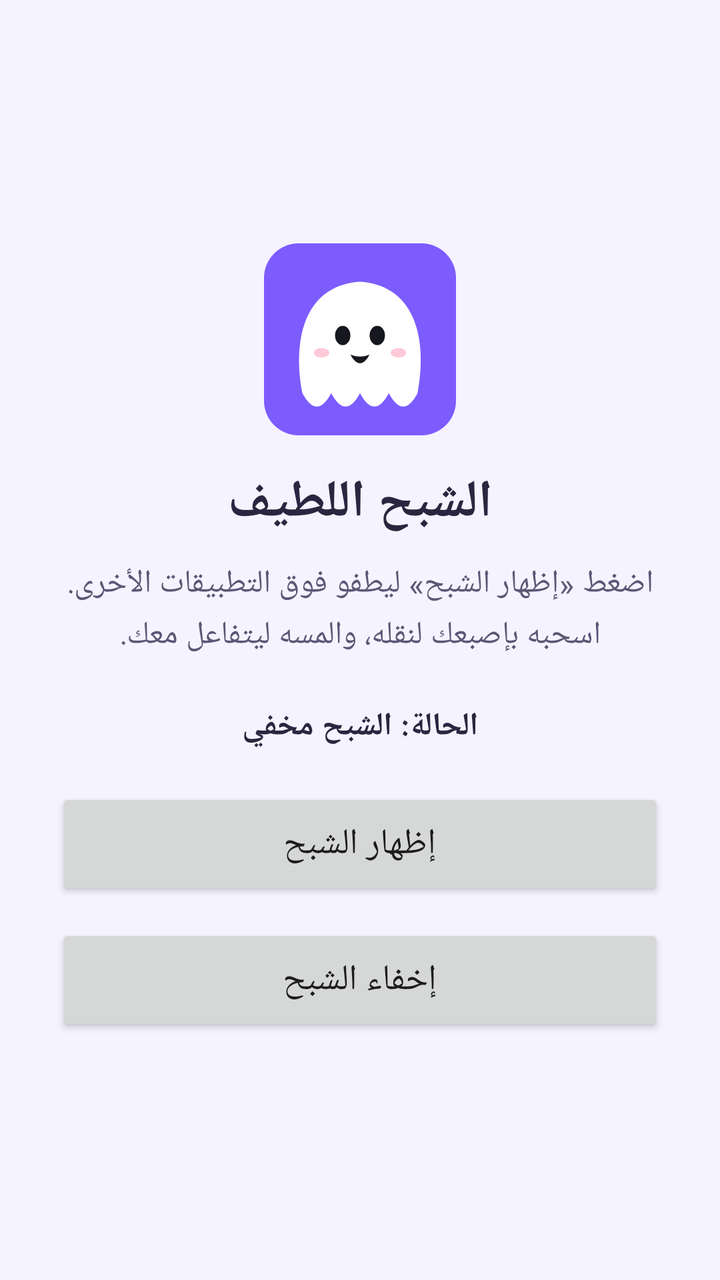
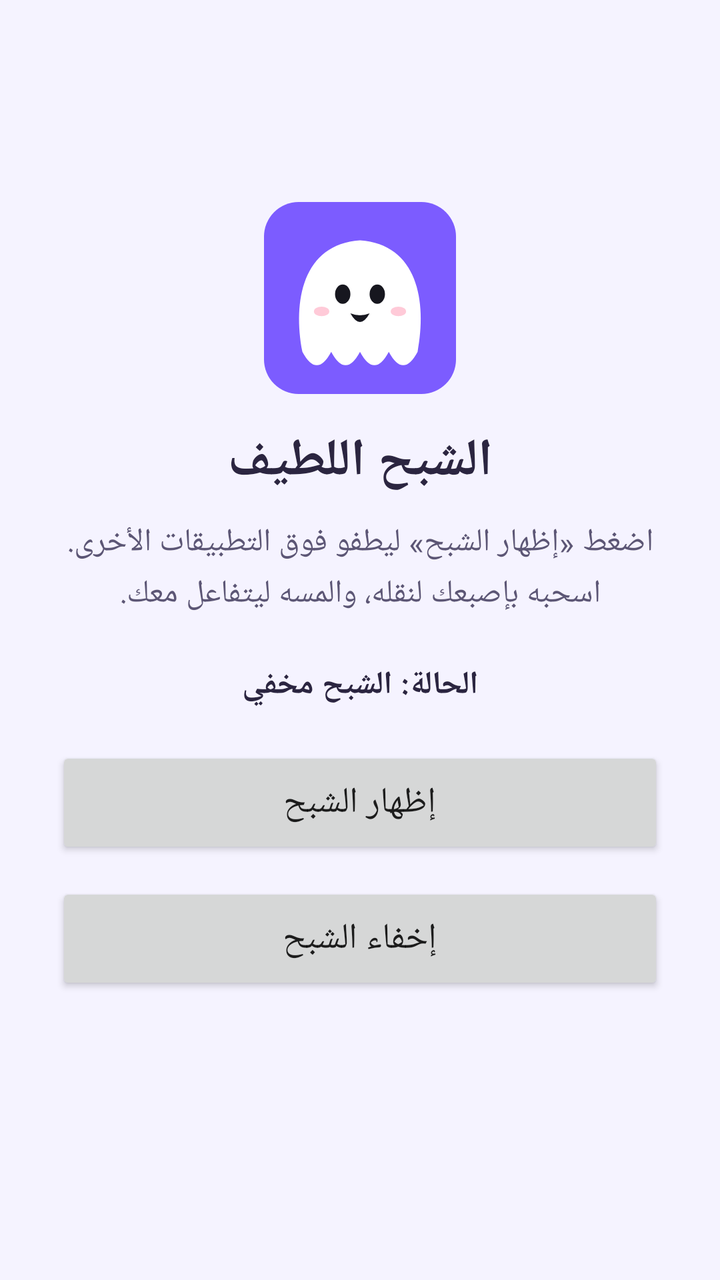

Compare the two renders of this Android layout. The source of the first and the diff that turns it into the second are given below.
<!-- AndroidManifest.xml: application theme AppTheme -->
<!-- res/layout/activity_main.xml -->
<?xml version="1.0" encoding="utf-8"?>
<LinearLayout xmlns:android="http://schemas.android.com/apk/res/android"
    android:layout_width="match_parent"
    android:layout_height="match_parent"
    android:layoutDirection="rtl"
    android:gravity="center"
    android:orientation="vertical"
    android:padding="28dp">

    <ImageView
        android:layout_width="96dp"
        android:layout_height="96dp"
        android:importantForAccessibility="no"
        android:src="@drawable/ic_launcher" />

    <TextView
        android:layout_width="match_parent"
        android:layout_height="wrap_content"
        android:layout_marginTop="16dp"
        android:gravity="center"
        android:text="@string/main_title"
        android:textColor="@color/text_main"
        android:textSize="26sp"
        android:textStyle="bold" />

    <TextView
        android:layout_width="match_parent"
        android:layout_height="wrap_content"
        android:layout_marginTop="12dp"
        android:gravity="center"
        android:lineSpacingExtra="4dp"
        android:text="@string/main_description"
        android:textColor="@color/text_sub"
        android:textSize="16sp" />

    <TextView
        android:id="@+id/statusText"
        android:layout_width="match_parent"
        android:layout_height="wrap_content"
        android:layout_marginTop="24dp"
        android:gravity="center"
        android:text="@string/status_stopped"
        android:textColor="@color/text_main"
        android:textSize="16sp"
        android:textStyle="bold" />

    <Button
        android:id="@+id/showButton"
        android:layout_width="match_parent"
        android:layout_height="56dp"
        android:layout_marginTop="20dp"
        android:text="@string/show_ghost"
        android:textSize="18sp" />

    <Button
        android:id="@+id/hideButton"
        android:layout_width="match_parent"
        android:layout_height="56dp"
        android:layout_marginTop="12dp"
        android:text="@string/hide_ghost"
        android:textSize="18sp" />
</LinearLayout>
<!-- resources referenced by this layout -->
<resources>
  <color name="text_main">#2B2540</color>
  <color name="text_sub">#5C5675</color>
  <!-- drawable ic_launcher (drawable) -->
  <?xml version="1.0" encoding="utf-8"?>
  <vector xmlns:android="http://schemas.android.com/apk/res/android"
      android:width="108dp"
      android:height="108dp"
      android:viewportWidth="100"
      android:viewportHeight="100">
      <path
          android:fillColor="#7C5CFF"
          android:pathData="M18,0h64a18,18 0 0 1 18,18v64a18,18 0 0 1 -18,18h-64a18,18 0 0 1 -18,-18v-64a18,18 0 0 1 18,-18z" />
      <path
          android:fillColor="#FFFFFF"
          android:pathData="M20,78 C15,52 20,22 50,20 C80,22 85,52 80,78 Q72.5,92 65,78 Q57.5,92 50,78 Q42.5,92 35,78 Q27.5,92 20,78 Z" />
      <path
          android:fillColor="#17171F"
          android:pathData="M41,48 m-4,0 a4,5 0 1,0 8,0 a4,5 0 1,0 -8,0 M59,48 m-4,0 a4,5 0 1,0 8,0 a4,5 0 1,0 -8,0" />
      <path
          android:fillColor="#17171F"
          android:pathData="M45,58 Q50,60 55,58 Q50,67 45,58 Z" />
      <path
          android:fillColor="#FFB4C8"
          android:fillAlpha="0.7"
          android:pathData="M30,57 m-4,0 a4,2.5 0 1,0 8,0 a4,2.5 0 1,0 -8,0 M70,57 m-4,0 a4,2.5 0 1,0 8,0 a4,2.5 0 1,0 -8,0" />
  </vector>
  <string name="hide_ghost">إخفاء الشبح</string>
  <string name="main_description">اضغط «إظهار الشبح» ليطفو فوق التطبيقات الأخرى. اسحبه بإصبعك لنقله، والمسه ليتفاعل معك.</string>
  <string name="main_title">الشبح اللطيف</string>
  <string name="show_ghost">إظهار الشبح</string>
  <string name="status_stopped">الحالة: الشبح مخفي</string>
  <style name="AppTheme" parent="android:Theme.Material.Light.NoActionBar">
          <item name="android:windowBackground">@color/screen_bg</item>
          <item name="android:statusBarColor">@color/screen_bg</item>
          <item name="android:navigationBarColor">@color/screen_bg</item>
          <item name="android:windowLightStatusBar">true</item>
      </style>
  <color name="screen_bg">#F5F3FF</color>
</resources>

<!-- the commit's change to res/layout/activity_main.xml (unified diff, before → after) -->
@@ -59,4 +59,13 @@
         android:layout_marginTop="12dp"
         android:text="@string/hide_ghost"
         android:textSize="18sp" />
+
+    <TextView
+        android:id="@+id/versionText"
+        android:layout_width="match_parent"
+        android:layout_height="wrap_content"
+        android:layout_marginTop="24dp"
+        android:gravity="center"
+        android:textColor="@color/text_sub"
+        android:textSize="13sp" />
 </LinearLayout>
